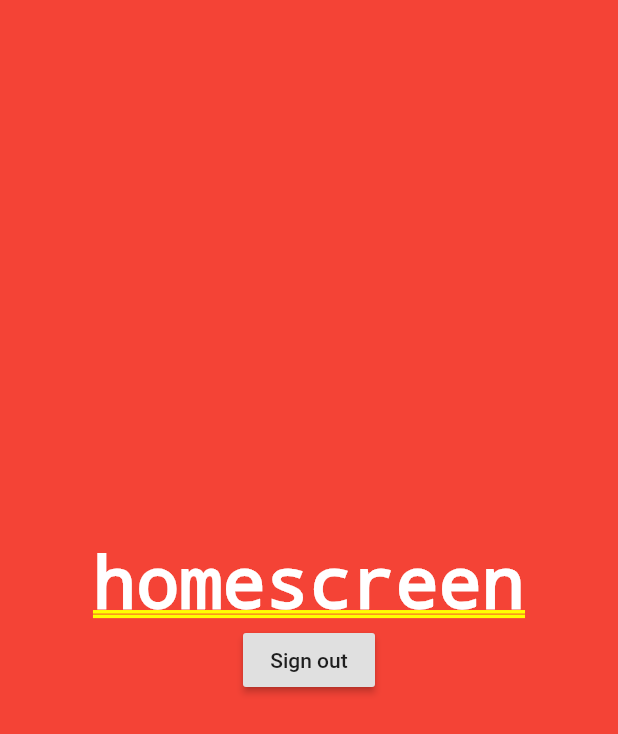
After one commit to Christiann12/messagingApp, a Flutter app: the screen it shows once a user with an empty profile is signed in, after a tap on "Sign out", on a phone screen of 412 x 824 dp. The commit adds this screen. Shown: the top 734 px of the screen. Run offline on Flutter 3.47's test engine with Material 2 defaults, Android fonts, the phone set to English and light mode, and no system bars; our stand-ins replace cloud_firestore, firebase_auth; accounts and stored records are empty; network calls fail.

Commit message:
feat: Sign in backend
Transfered the app to a different google account and implemented firebase auth sign in annonymously and sign out

```diff
--- /dev/null
+++ b/lib/classes/user.dart
@@ -0,0 +1,7 @@
+class User{
+
+  final String uid;
+
+  User(this.uid);
+
+}
--- a/lib/main.dart
+++ b/lib/main.dart
@@ -1,6 +1,9 @@
 import 'package:flutter/material.dart';
 import 'package:cloud_firestore/cloud_firestore.dart';
-import 'package:messagingapp/screens/login.dart';
+import 'package:messagingapp/process/authProcess.dart';
+import 'package:messagingapp/wrapper.dart';
+import 'package:provider/provider.dart';
+import 'classes/user.dart';
 
 final databaseReference = Firestore.instance;
 
@@ -9,30 +12,12 @@ void main() => runApp(Root());
 class Root extends StatelessWidget {
   @override
   Widget build(BuildContext context) {
-    return MaterialApp(home: Login()
-
-        // Container(
-        //   decoration: BoxDecoration(color: Colors.blue[900]),
-        //   child: RaisedButton(
-        //     child: Text('Create Record'),
-        //     onPressed: () {
-        //       createRecord();
-        //     },
-        //   ),
-        // ),
-        );
+    return StreamProvider<User>.value(
+        value: AuthProcess().user,
+        child: MaterialApp(home: Wrapper()
+      ),
+    );
   }
 
-  void createRecord() async {
-    await databaseReference.collection("books").document("qwerrt").setData({
-      'title': 'Mastering Flutter',
-      'description': 'Programming Guide for Dart'
-    });
 
-    DocumentReference ref = await databaseReference.collection("books").add({
-      'title': 'Flutter in Action',
-      'description': 'Complete Programming Guide to learn Flutter'
-    });
-    print(ref.documentID);
-  }
 }
--- /dev/null
+++ b/lib/process/authProcess.dart
@@ -0,0 +1,38 @@
+import 'package:firebase_auth/firebase_auth.dart';
+import 'package:messagingapp/classes/user.dart';
+
+class AuthProcess{
+
+  final FirebaseAuth _auth = FirebaseAuth.instance;
+
+  User _userInfo(FirebaseUser user){
+    return user != null ? User(user.uid) : null;
+  }
+
+  Stream<User> get user{
+    return _auth.onAuthStateChanged.map(_userInfo);
+  }
+
+  Future signInAnonnymous() async{
+    try{
+      AuthResult result = await _auth.signInAnonymously();
+      FirebaseUser user = result.user;
+      return _userInfo(user) ;
+    }
+    catch(e){
+      print(e.toString());
+      return null;
+    }
+  }
+
+  Future signOut() async{
+    try{
+      return await _auth.signOut();
+    }
+    catch(e){
+      print(e.toString());
+      return null;
+    }
+  }
+
+}
--- /dev/null
+++ b/lib/screens/homescreen.dart
@@ -0,0 +1,38 @@
+import 'package:flutter/material.dart';
+import 'package:messagingapp/process/authProcess.dart';
+
+final AuthProcess _auth = AuthProcess();
+
+class Homescreen extends StatefulWidget {
+  @override
+  _HomescreenState createState() => _HomescreenState();
+}
+
+class _HomescreenState extends State<Homescreen> {
+  @override
+  Widget build(BuildContext context) {
+    return Container(
+      decoration: BoxDecoration(
+        color: Colors.red
+      ),
+      child: Center(
+        child: Column(
+          mainAxisAlignment: MainAxisAlignment.center,
+          children: <Widget>[
+            Text(
+              'homescreen',
+              style: TextStyle(color: Colors.white,
+              ),
+            ),
+            RaisedButton(
+              child: Text('Sign out'),
+              onPressed: () {
+                _auth.signOut();
+              }
+            )
+          ],
+        )
+    )
+    );
+  }
+}
--- /dev/null
+++ b/lib/wrapper.dart
@@ -0,0 +1,20 @@
+import 'package:flutter/material.dart';
+import 'package:messagingapp/screens/homescreen.dart';
+import 'package:messagingapp/screens/login.dart';
+import 'package:provider/provider.dart';
+import 'classes/user.dart';
+
+class Wrapper extends StatefulWidget {
+  @override
+  _WrapperState createState() => _WrapperState();
+}
+
+class _WrapperState extends State<Wrapper> {
+  @override
+  Widget build(BuildContext context) {
+
+    final user = Provider.of<User>(context);
+
+    return user != null ? Homescreen(): Login();
+  }
+}
--- a/pubspec.yaml
+++ b/pubspec.yaml
@@ -25,6 +25,7 @@ dependencies:
   cupertino_icons: ^0.1.2
   cloud_firestore: ^0.13.7
   firebase_auth: ^0.16.1
+  provider: ^3.1.0
 
 dev_dependencies:
   flutter_test:
```
Also changed, not shown: lib/screens/login.dart (+30 -2 lines), lib/classes/constants.dart (renamed from lib/constants.dart), pubspec.lock, 1 other file.
